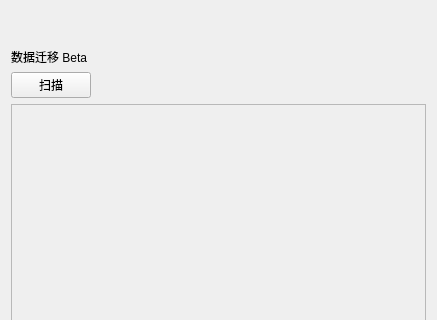
Old version of the form WCMain/resource/ui/smh_ui.ui in the repository darkmatter2048/WindowsCleaner; both pictures show x 0 to 437 and y 0 to 320 of the 437 by 507 pixel window.
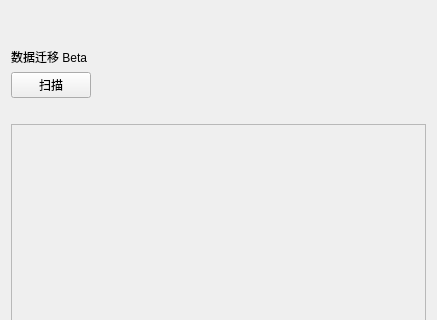
New version of the form. Custom widgets are drawn as their Qt base class.

Commit message: 正在扫描Label

```diff
--- a/WCMain/resource/ui/smh_ui.ui
+++ b/WCMain/resource/ui/smh_ui.ui
@@ -58,6 +58,13 @@
      </item>
     </layout>
    </item>
+   <item>
+    <widget class="BodyLabel" name="label_3">
+     <property name="text">
+      <string/>
+     </property>
+    </widget>
+   </item>
    <item>
     <widget class="ScrollArea" name="scrollArea">
      <property name="widgetResizable">
@@ -69,7 +76,7 @@
         <x>0</x>
         <y>0</y>
         <width>417</width>
-        <height>401</height>
+        <height>383</height>
        </rect>
       </property>
      </widget>
@@ -94,6 +101,11 @@
    <header>qfluentwidgets</header>
    <container>1</container>
   </customwidget>
+  <customwidget>
+   <class>BodyLabel</class>
+   <extends>QLabel</extends>
+   <header>qfluentwidgets</header>
+  </customwidget>
  </customwidgets>
  <resources/>
  <connections/>
```
The commit also changes 2 other files.
